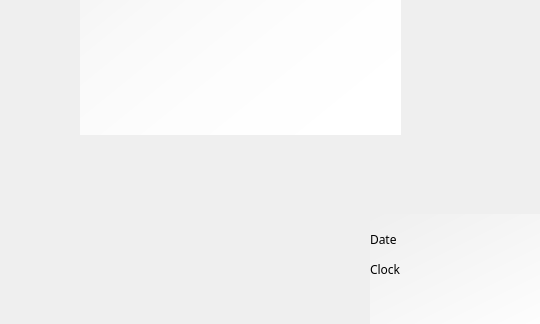
Above: bank-automat/creditwindow.ui from msotkasi20/pankkiautomaatti before the change; both pictures show x 260 to 800 and y 276 to 600 of the 800 by 600 pixel window. Below: the same form after it.
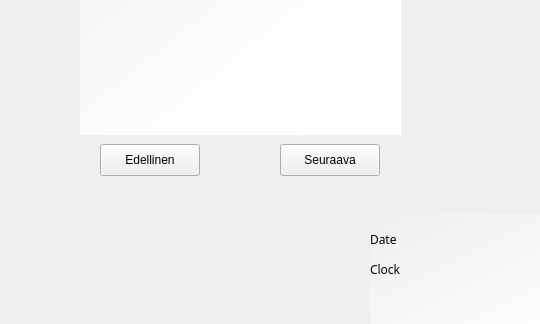
That is the form after the change. The open tabs and pages were chosen to show the change. Icons and pictures are not drawn.

Commit message:
Showing 10 transactions per page
- Transactions table changed to show 10 rows per page, added buttons to change pages
- modified fetchTransactions to create a list and set pages

Patch:
```diff
--- a/bank-automat/creditwindow.ui
+++ b/bank-automat/creditwindow.ui
@@ -240,6 +240,32 @@
     </widget>
    </widget>
   </widget>
+  <widget class="QPushButton" name="prevButton">
+   <property name="geometry">
+    <rect>
+     <x>360</x>
+     <y>420</y>
+     <width>100</width>
+     <height>32</height>
+    </rect>
+   </property>
+   <property name="text">
+    <string>Edellinen</string>
+   </property>
+  </widget>
+  <widget class="QPushButton" name="nextButton">
+   <property name="geometry">
+    <rect>
+     <x>540</x>
+     <y>420</y>
+     <width>100</width>
+     <height>32</height>
+    </rect>
+   </property>
+   <property name="text">
+    <string>Seuraava</string>
+   </property>
+  </widget>
  </widget>
  <resources/>
  <connections/>
```
Left out of the diff: 2 changed lines with no effect on the pictures. The commit also changes 2 other files.
